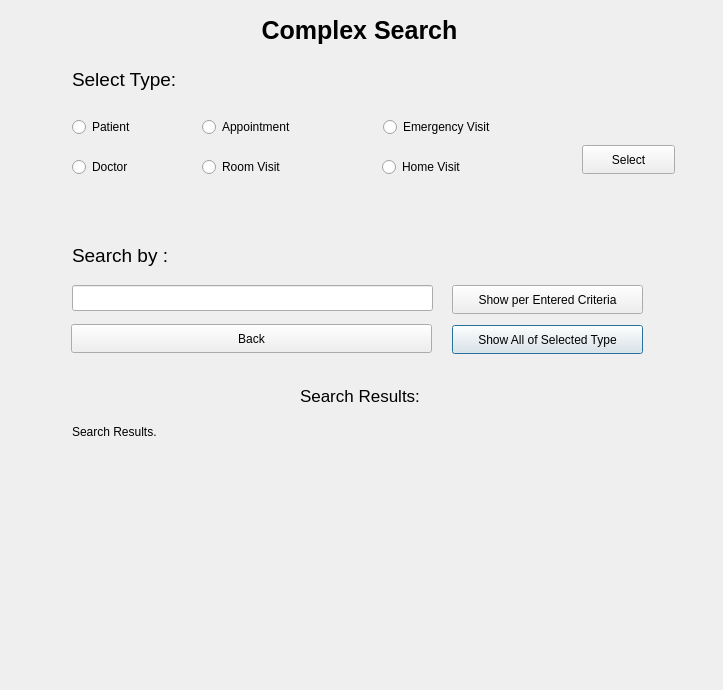
This is complexsearchwindow.ui in KirolousFouty/Hospital_Project as Qt 5 draws it before an edit. The edited form follows.
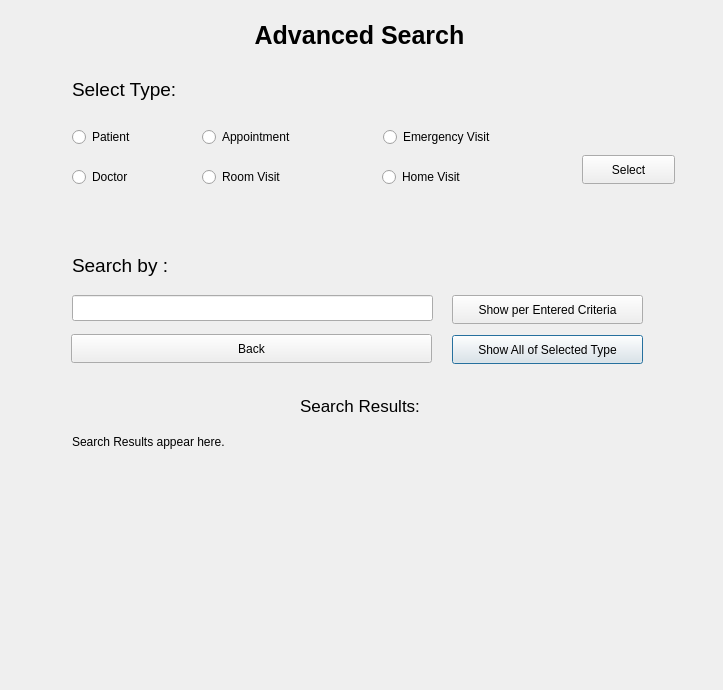
This is the edited form.

Diff of the .ui file:
```diff
--- a/complexsearchwindow.ui
+++ b/complexsearchwindow.ui
@@ -17,7 +17,7 @@
    <property name="geometry">
     <rect>
      <x>452</x>
-     <y>325</y>
+     <y>335</y>
      <width>191</width>
      <height>29</height>
     </rect>
@@ -30,13 +30,13 @@
    <property name="geometry">
     <rect>
      <x>72</x>
-     <y>425</y>
+     <y>435</y>
      <width>581</width>
-     <height>261</height>
+     <height>231</height>
     </rect>
    </property>
    <property name="text">
-    <string>Search Results.</string>
+    <string>Search Results appear here.</string>
    </property>
    <property name="alignment">
     <set>Qt::AlignLeading|Qt::AlignLeft|Qt::AlignTop</set>
@@ -46,7 +46,7 @@
    <property name="geometry">
     <rect>
      <x>202</x>
-     <y>155</y>
+     <y>165</y>
      <width>141</width>
      <height>24</height>
     </rect>
@@ -59,7 +59,7 @@
    <property name="geometry">
     <rect>
      <x>72</x>
-     <y>115</y>
+     <y>125</y>
      <width>110</width>
      <height>24</height>
     </rect>
@@ -72,7 +72,7 @@
    <property name="geometry">
     <rect>
      <x>582</x>
-     <y>145</y>
+     <y>155</y>
      <width>93</width>
      <height>29</height>
     </rect>
@@ -85,7 +85,7 @@
    <property name="geometry">
     <rect>
      <x>382</x>
-     <y>155</y>
+     <y>165</y>
      <width>141</width>
      <height>24</height>
     </rect>
@@ -98,7 +98,7 @@
    <property name="geometry">
     <rect>
      <x>72</x>
-     <y>285</y>
+     <y>295</y>
      <width>361</width>
      <height>26</height>
     </rect>
@@ -108,7 +108,7 @@
    <property name="geometry">
     <rect>
      <x>383</x>
-     <y>115</y>
+     <y>125</y>
      <width>141</width>
      <height>24</height>
     </rect>
@@ -121,7 +121,7 @@
    <property name="geometry">
     <rect>
      <x>72</x>
-     <y>64</y>
+     <y>74</y>
      <width>131</width>
      <height>31</height>
     </rect>
@@ -139,7 +139,7 @@
    <property name="geometry">
     <rect>
      <x>72</x>
-     <y>235</y>
+     <y>245</y>
      <width>571</width>
      <height>41</height>
     </rect>
@@ -157,7 +157,7 @@
    <property name="geometry">
     <rect>
      <x>202</x>
-     <y>115</y>
+     <y>125</y>
      <width>141</width>
      <height>24</height>
     </rect>
@@ -170,7 +170,7 @@
    <property name="geometry">
     <rect>
      <x>452</x>
-     <y>285</y>
+     <y>295</y>
      <width>191</width>
      <height>29</height>
     </rect>
@@ -183,7 +183,7 @@
    <property name="geometry">
     <rect>
      <x>-1</x>
-     <y>5</y>
+     <y>10</y>
      <width>721</width>
      <height>51</height>
     </rect>
@@ -195,7 +195,7 @@
     </font>
    </property>
    <property name="text">
-    <string>Complex Search</string>
+    <string>Advanced Search</string>
    </property>
    <property name="alignment">
     <set>Qt::AlignCenter</set>
@@ -205,7 +205,7 @@
    <property name="geometry">
     <rect>
      <x>72</x>
-     <y>155</y>
+     <y>165</y>
      <width>110</width>
      <height>24</height>
     </rect>
@@ -218,7 +218,7 @@
    <property name="geometry">
     <rect>
      <x>71</x>
-     <y>324</y>
+     <y>334</y>
      <width>361</width>
      <height>29</height>
     </rect>
@@ -231,7 +231,7 @@
    <property name="geometry">
     <rect>
      <x>300</x>
-     <y>380</y>
+     <y>390</y>
      <width>151</width>
      <height>31</height>
     </rect>
```
